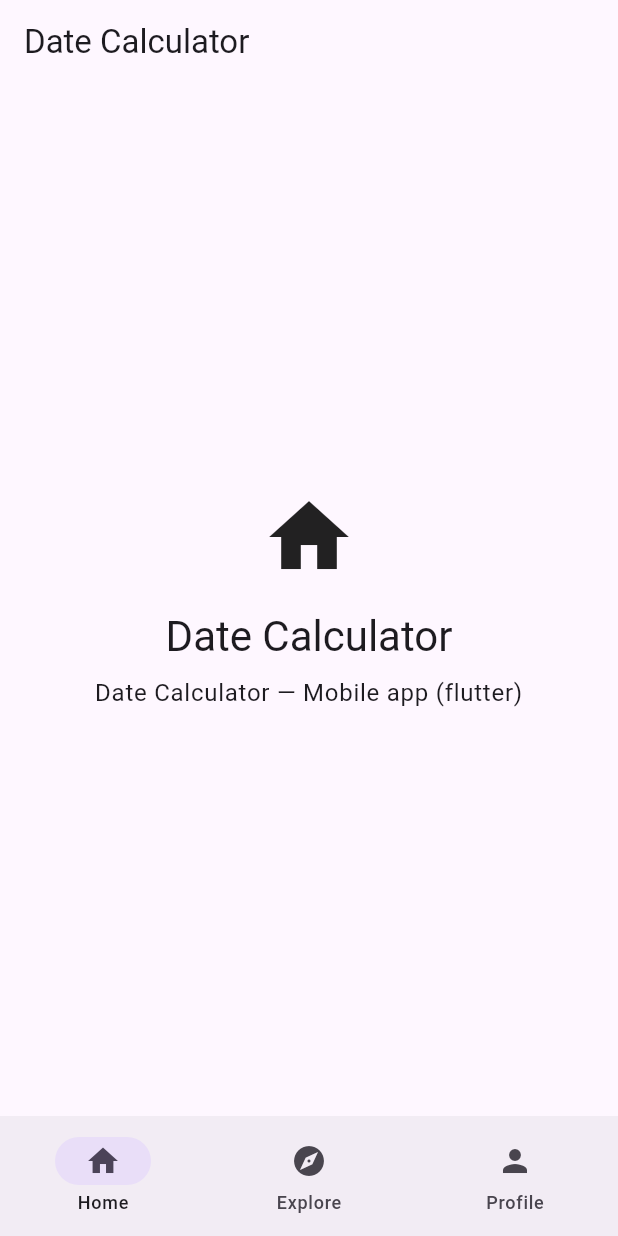
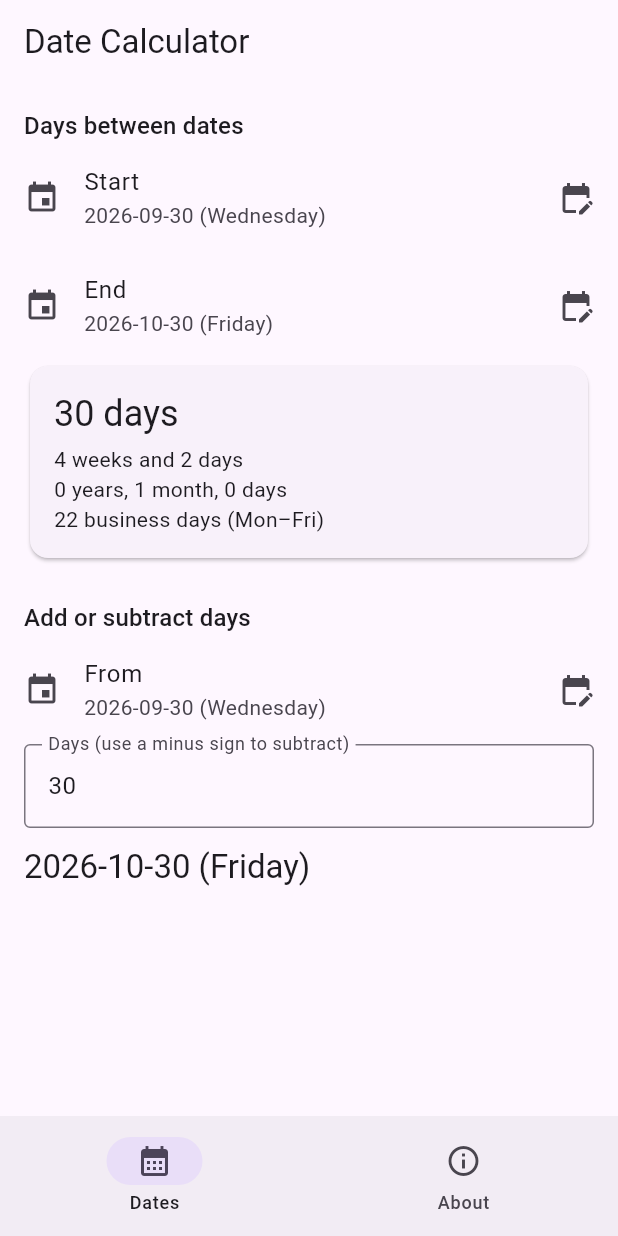
Before and after one commit to bookchaowalit-mobile/bookchaowalit-date-calculator-mobile, a Flutter app: the screen it shows after launch, on a phone screen of 412 x 824 dp. Run offline on Flutter 3.47's test engine with Material 3 defaults, Android fonts, the phone set to English and light mode, and no system bars.

Commit message:
feat: implement date difference, business days and add/subtract days
- Replace the Expo/npm workflow (every step ended in || true) with
  Flutter CI: dart format check, flutter analyze, flutter test.
- Add pure-Dart logic in lib/logic/ with unit tests plus widget tests.
- Replace placeholder Explore/Profile tabs with an About screen.
- Drop unused go_router/flutter_riverpod; regenerate a real pubspec.lock.
- Add docs/UPGRADE-PLAN.md and align README with the code.

Co-Authored-By: Claude Opus 5.5 <noreply@anthropic.com>
Claude-Session: https://claude.ai/code/session_01CtBSFr6s9abQ3XVZsU8QQK

```diff
--- a/analysis_options.yaml
+++ b/analysis_options.yaml
@@ -1 +1,5 @@
+analyzer:
+  exclude:
+    - build/**
+    - android/**
 include: package:flutter_lints/flutter.yaml
--- /dev/null
+++ b/lib/logic/date_math.dart
@@ -0,0 +1,100 @@
+/// Calendar arithmetic on dates (the time of day is ignored).
+///
+/// All maths is done on UTC calendar dates so daylight-saving changes in the
+/// device time zone never produce off-by-one day counts.
+library;
+
+DateTime _utcDate(DateTime d) => DateTime.utc(d.year, d.month, d.day);
+
+int daysInMonth(int year, int month) => DateTime.utc(year, month + 1, 0).day;
+
+class DateDifference {
+  const DateDifference({
+    required this.totalDays,
+    required this.years,
+    required this.months,
+    required this.days,
+    required this.businessDays,
+  });
+
+  /// Signed number of days from start to end (negative when end is earlier).
+  final int totalDays;
+
+  /// Calendar breakdown of the absolute difference.
+  final int years;
+  final int months;
+  final int days;
+
+  /// Signed Monday–Friday count in the half-open range [start, end).
+  final int businessDays;
+
+  int get weeks => totalDays.abs() ~/ 7;
+  int get remainderDays => totalDays.abs() % 7;
+  bool get isNegative => totalDays < 0;
+
+  String get calendarLabel {
+    String unit(int n, String word) => '$n $word${n == 1 ? '' : 's'}';
+    return '${unit(years, 'year')}, ${unit(months, 'month')}, '
+        '${unit(days, 'day')}';
+  }
+}
+
+DateDifference difference(DateTime start, DateTime end) {
+  final a = _utcDate(start);
+  final b = _utcDate(end);
+  final totalDays = b.difference(a).inDays;
+  final early = totalDays < 0 ? b : a;
+  final late = totalDays < 0 ? a : b;
+
+  var totalMonths = (late.year - early.year) * 12 + late.month - early.month;
+  if (late.day < early.day) totalMonths -= 1;
+  final anchorYear = early.year + (early.month - 1 + totalMonths) ~/ 12;
+  final anchorMonth = (early.month - 1 + totalMonths) % 12 + 1;
+  final anchorDay = early.day.clamp(1, daysInMonth(anchorYear, anchorMonth));
+  final anchor = DateTime.utc(anchorYear, anchorMonth, anchorDay);
+  final years = totalMonths ~/ 12;
+  final months = totalMonths % 12;
+  final days = late.difference(anchor).inDays;
+  final business = businessDaysBetween(early, late);
+  return DateDifference(
+    totalDays: totalDays,
+    years: years,
+    months: months,
+    days: days,
+    businessDays: totalDays < 0 ? -business : business,
+  );
+}
+
+/// Counts Monday–Friday days in [start, end); returns 0 if end <= start.
+int businessDaysBetween(DateTime start, DateTime end) {
+  final a = _utcDate(start);
+  final b = _utcDate(end);
+  final total = b.difference(a).inDays;
+  if (total <= 0) return 0;
+  final fullWeeks = total ~/ 7;
+  var count = fullWeeks * 5;
+  var day = a.add(Duration(days: fullWeeks * 7));
+  while (day.isBefore(b)) {
+    if (day.weekday <= DateTime.friday) count++;
+    day = day.add(const Duration(days: 1));
+  }
+  return count;
+}
+
+/// Adds [days] (may be negative) to [date], returning a local calendar date.
+DateTime addDays(DateTime date, int days) {
+  final shifted = _utcDate(date).add(Duration(days: days));
+  return DateTime(shifted.year, shifted.month, shifted.day);
+}
+
+const _weekdayNames = [
+  'Monday', 'Tuesday', 'Wednesday', 'Thursday', 'Friday', 'Saturday', //
+  'Sunday',
+];
+
+/// ISO-style date plus weekday, e.g. `2026-10-01 (Thursday)`.
+String formatDate(DateTime d) {
+  String two(int v) => v.toString().padLeft(2, '0');
+  return '${d.year}-${two(d.month)}-${two(d.day)} '
+      '(${_weekdayNames[d.weekday - 1]})';
+}
--- a/lib/main.dart
+++ b/lib/main.dart
@@ -1,7 +1,7 @@
 import 'package:flutter/material.dart';
+
+import 'screens/about_screen.dart';
 import 'screens/home_screen.dart';
-import 'screens/explore_screen.dart';
-import 'screens/profile_screen.dart';
 
 void main() {
   runApp(const DateCalculatorApp());
@@ -14,6 +14,7 @@ class DateCalculatorApp extends StatelessWidget {
   Widget build(BuildContext context) {
     return MaterialApp(
       title: 'Date Calculator',
+      debugShowCheckedModeBanner: false,
       theme: ThemeData(
         colorSchemeSeed: Colors.deepPurple,
         useMaterial3: true,
@@ -31,25 +32,28 @@ class DateCalculatorApp extends StatelessWidget {
 
 class MainShell extends StatefulWidget {
   const MainShell({super.key});
+
   @override
   State<MainShell> createState() => _MainShellState();
 }
 
 class _MainShellState extends State<MainShell> {
   int _index = 0;
-  final _pages = const [HomeScreen(), ExploreScreen(), ProfileScreen()];
 
   @override
   Widget build(BuildContext context) {
     return Scaffold(
-      body: _pages[_index],
+      body: IndexedStack(
+        index: _index,
+        children: const [HomeScreen(), AboutScreen()],
+      ),
       bottomNavigationBar: NavigationBar(
         selectedIndex: _index,
         onDestinationSelected: (i) => setState(() => _index = i),
         destinations: const [
-          NavigationDestination(icon: Icon(Icons.home), label: 'Home'),
-          NavigationDestination(icon: Icon(Icons.explore), label: 'Explore'),
-          NavigationDestination(icon: Icon(Icons.person), label: 'Profile'),
+          NavigationDestination(
+              icon: Icon(Icons.calendar_month), label: 'Dates'),
+          NavigationDestination(icon: Icon(Icons.info_outline), label: 'About'),
         ],
       ),
     );
--- a/lib/screens/explore_screen.dart
+++ /dev/null
@@ -1,13 +0,0 @@
-import 'package:flutter/material.dart';
-
-class ExploreScreen extends StatelessWidget {
-  const ExploreScreen({super.key});
-
-  @override
-  Widget build(BuildContext context) {
-    return Scaffold(
-      appBar: AppBar(title: const Text('Explore')),
-      body: const Center(child: Text('Explore Date Calculator features')),
-    );
-  }
-}
--- a/lib/screens/home_screen.dart
+++ b/lib/screens/home_screen.dart
@@ -1,26 +1,151 @@
 import 'package:flutter/material.dart';
 
-class HomeScreen extends StatelessWidget {
-  const HomeScreen({super.key});
+import '../logic/date_math.dart';
+
+class HomeScreen extends StatefulWidget {
+  const HomeScreen({super.key, this.today});
+
+  /// Injectable "today" for deterministic tests.
+  final DateTime? today;
+
+  @override
+  State<HomeScreen> createState() => _HomeScreenState();
+}
+
+class _HomeScreenState extends State<HomeScreen> {
+  late DateTime _start;
+  late DateTime _end;
+  late DateTime _base;
+  final _offsetController = TextEditingController(text: '30');
+
+  @override
+  void initState() {
+    super.initState();
+    final now = widget.today ?? DateTime.now();
+    final today = DateTime(now.year, now.month, now.day);
+    _start = today;
+    _end = addDays(today, 30);
+    _base = today;
+  }
+
+  @override
+  void dispose() {
+    _offsetController.dispose();
+    super.dispose();
+  }
+
+  Future<DateTime?> _pick(DateTime initial) {
+    return showDatePicker(
+      context: context,
+      initialDate: initial,
+      firstDate: DateTime(1900),
+      lastDate: DateTime(2200),
+    );
+  }
 
   @override
   Widget build(BuildContext context) {
+    final textTheme = Theme.of(context).textTheme;
+    final diff = difference(_start, _end);
+    final offset = int.tryParse(_offsetController.text.trim());
+
     return Scaffold(
       appBar: AppBar(title: const Text('Date Calculator')),
-      body: Center(
-        child: Column(
-          mainAxisAlignment: MainAxisAlignment.center,
-          children: [
-            const Icon(Icons.home, size: 64),
-            const SizedBox(height: 16),
-            Text('Date Calculator', style: Theme.of(context).textTheme.headlineMedium),
-            const SizedBox(height: 8),
-            Text('Date Calculator — Mobile app (flutter)',
-                style: Theme.of(context).textTheme.bodyLarge,
-                textAlign: TextAlign.center),
-          ],
-        ),
+      body: ListView(
+        padding: const EdgeInsets.all(16),
+        children: [
+          Text('Days between dates', style: textTheme.titleMedium),
+          _DateTile(
+            label: 'Start',
+            date: _start,
+            onTap: () async {
+              final picked = await _pick(_start);
+              if (picked != null) setState(() => _start = picked);
+            },
+          ),
+          _DateTile(
+            label: 'End',
+            date: _end,
+            onTap: () async {
+              final picked = await _pick(_end);
+              if (picked != null) setState(() => _end = picked);
+            },
+          ),
+          Card(
+            child: Padding(
+              padding: const EdgeInsets.all(16),
+              child: Column(
+                crossAxisAlignment: CrossAxisAlignment.start,
+                children: [
+                  Text(
+                    '${diff.totalDays} days',
+                    key: const Key('total-days'),
+                    style: textTheme.headlineSmall,
+                  ),
+                  const SizedBox(height: 4),
+                  Text('${diff.weeks} weeks and ${diff.remainderDays} days'),
+                  Text(diff.calendarLabel),
+                  Text('${diff.businessDays} business days (Mon–Fri)'),
+                  if (diff.isNegative)
+                    const Text('The end date is before the start date.'),
+                ],
+              ),
+            ),
+          ),
+          const SizedBox(height: 24),
+          Text('Add or subtract days', style: textTheme.titleMedium),
+          _DateTile(
+            label: 'From',
+            date: _base,
+            onTap: () async {
+              final picked = await _pick(_base);
+              if (picked != null) setState(() => _base = picked);
+            },
+          ),
+          TextField(
+            key: const Key('offset-input'),
+            controller: _offsetController,
+            keyboardType: const TextInputType.numberWithOptions(signed: true),
+            decoration: InputDecoration(
+              labelText: 'Days (use a minus sign to subtract)',
+              border: const OutlineInputBorder(),
+              errorText: offset == null ? 'Enter a whole number' : null,
+            ),
+            onChanged: (_) => setState(() {}),
+          ),
+          const SizedBox(height: 12),
+          if (offset != null)
+            Text(
+              formatDate(addDays(_base, offset)),
+              key: const Key('offset-result'),
+              style: textTheme.titleLarge,
+            ),
+        ],
       ),
     );
   }
 }
+
+class _DateTile extends StatelessWidget {
+  const _DateTile({
+    required this.label,
+    required this.date,
+    required this.onTap,
+  });
+
+  final String label;
+  final DateTime date;
+  final VoidCallback onTap;
+
+  @override
+  Widget build(BuildContext context) {
+    return ListTile(
+      contentPadding: EdgeInsets.zero,
+      leading: const Icon(Icons.event),
+      title: Text(label),
+      subtitle: Text(formatDate(date)),
+      trailing: const Icon(Icons.edit_calendar),
+      onTap: onTap,
+    );
+  }
+}
--- a/pubspec.yaml
+++ b/pubspec.yaml
@@ -1,5 +1,5 @@
 name: date_calculator
-description: "Date Calculator — Mobile app (flutter)"
+description: "Count the days between two dates or add and subtract days from a date."
 publish_to: "none"
 version: 1.0.0+1
 
@@ -10,8 +10,6 @@ dependencies:
   flutter:
     sdk: flutter
   cupertino_icons: ^1.0.8
-  go_router: ^14.2.0
-  flutter_riverpod: ^2.5.1
 
 dev_dependencies:
   flutter_test:
```
Also changed, not shown: lib/screens/about_screen.dart (added, +60 -0 lines), lib/screens/profile_screen.dart (deleted, +0 -24 lines), pubspec.lock, 5 other files.
